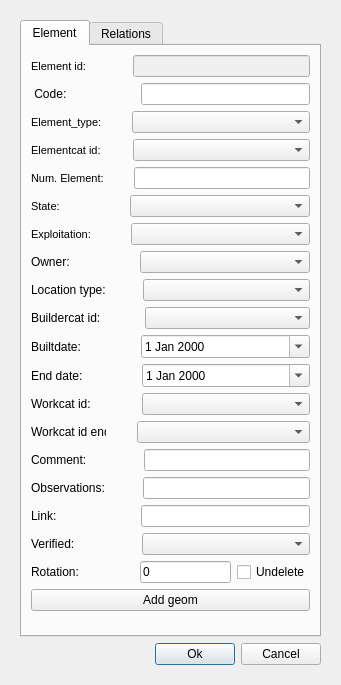
First picture: the form in ui/add_element.ui, repository Giswater/giswater_qgis_plugin, before the edit.
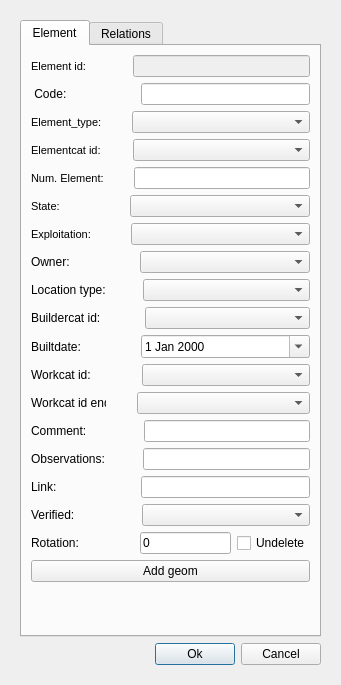
Second picture: the form after the edit. Icons and pictures are not drawn.

Commit message: delete enddate from manage element

Patch:
```diff
--- a/ui/add_element.ui
+++ b/ui/add_element.ui
@@ -617,46 +617,6 @@
             </item>
            </layout>
           </item>
-          <item>
-           <layout class="QHBoxLayout" name="horizontalLayout_13">
-            <item>
-             <widget class="QLabel" name="label_enddate">
-              <property name="sizePolicy">
-               <sizepolicy hsizetype="Fixed" vsizetype="Preferred">
-                <horstretch>0</horstretch>
-                <verstretch>0</verstretch>
-               </sizepolicy>
-              </property>
-              <property name="text">
-               <string>End date:</string>
-              </property>
-             </widget>
-            </item>
-            <item>
-             <spacer name="horizontalSpacer_11">
-              <property name="orientation">
-               <enum>Qt::Horizontal</enum>
-              </property>
-              <property name="sizeType">
-               <enum>QSizePolicy::Fixed</enum>
-              </property>
-              <property name="sizeHint" stdset="0">
-               <size>
-                <width>53</width>
-                <height>20</height>
-               </size>
-              </property>
-             </spacer>
-            </item>
-            <item>
-             <widget class="QDateEdit" name="enddate">
-              <property name="calendarPopup">
-               <bool>true</bool>
-              </property>
-             </widget>
-            </item>
-           </layout>
-          </item>
           <item>
            <layout class="QHBoxLayout" name="horizontalLayout_14">
             <item>
```
The commit also changes 2 other files.
